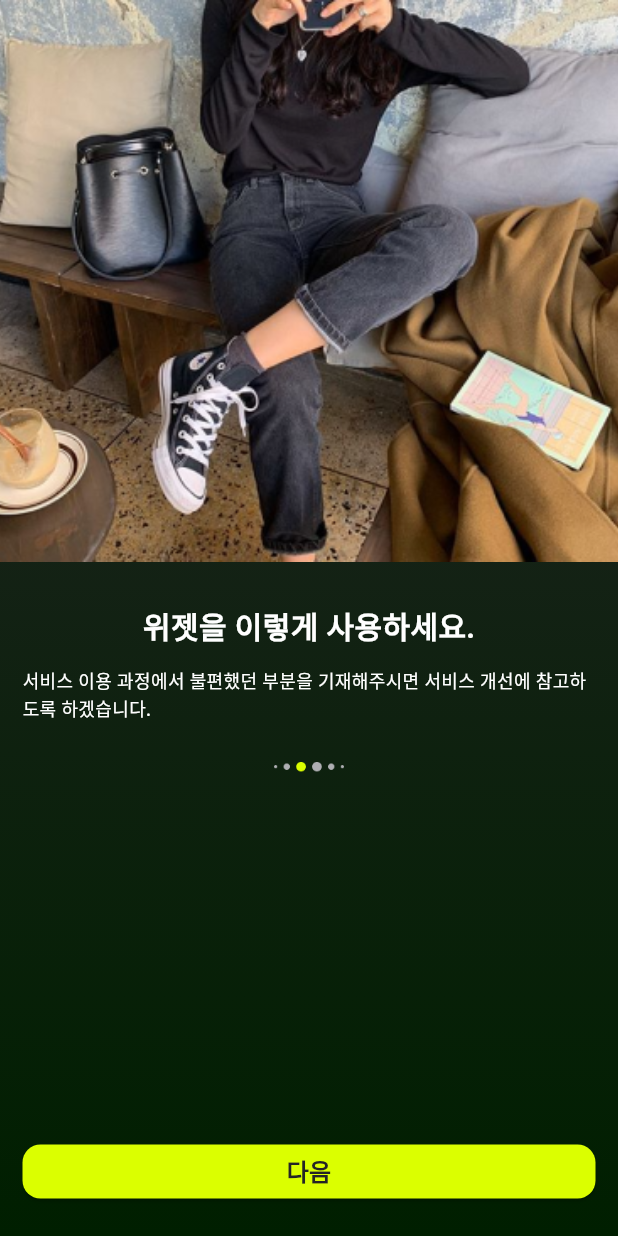
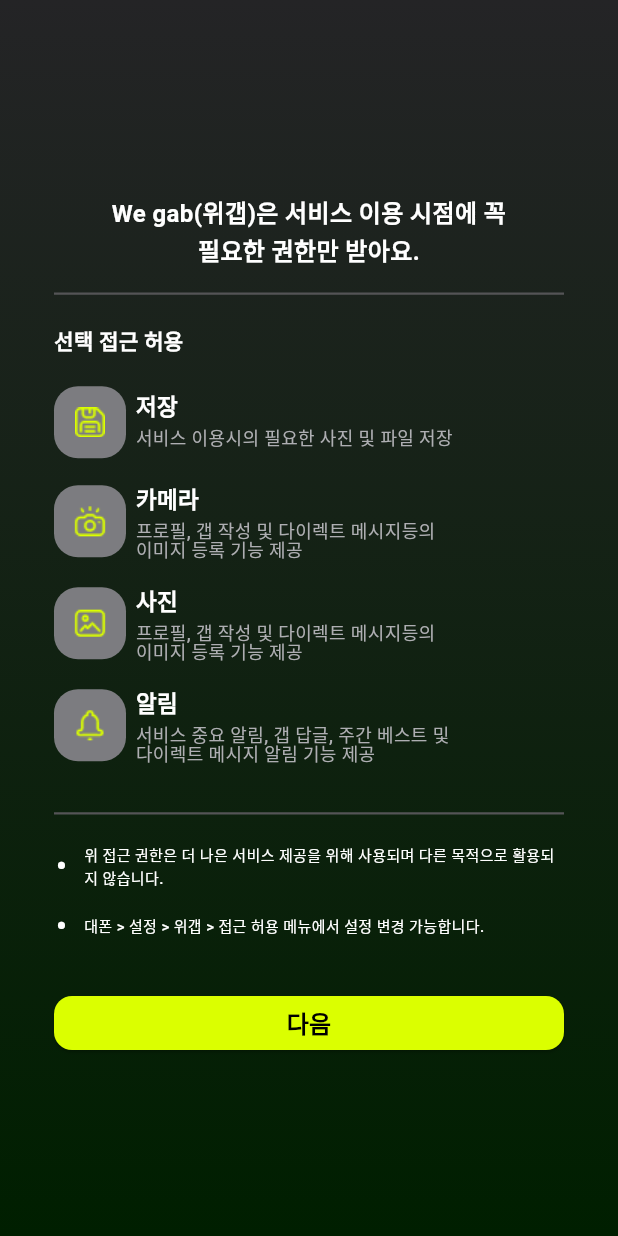
Before and after one commit to Faysel-Abdella/Flutter-App-Development, a Flutter app: the screen it shows after launch, on a phone screen of 412 x 824 dp. Run offline on Flutter 3.47's test engine with Material 3 defaults, Android fonts, the phone set to English and light mode, and no system bars.

Commit message:
Create access screen page

```diff
--- a/lib/main.dart
+++ b/lib/main.dart
@@ -1,4 +1,5 @@
 import 'package:flutter/material.dart';
+import 'package:flutter_app_gap/screens/intrance/allow_access.dart';
 import 'package:flutter_app_gap/screens/intrance/first_onboard.dart';
 import 'package:flutter_app_gap/screens/intrance/splash.dart';
 
@@ -19,7 +20,7 @@ class MyApp extends StatelessWidget {
         colorScheme: ColorScheme.fromSeed(seedColor: Colors.deepPurple),
         useMaterial3: true,
       ),
-      home: const FirstOnBoardPage(),
+      home: const AllowAccessPage(),
     );
   }
 }
--- /dev/null
+++ b/lib/screens/intrance/allow_access.dart
@@ -0,0 +1,339 @@
+import 'package:flutter/material.dart';
+import 'package:flutter_app_gap/components/button.dart';
+
+class AllowAccessPage extends StatefulWidget {
+  const AllowAccessPage({Key? key}) : super(key: key);
+
+  @override
+  State<AllowAccessPage> createState() => _AllowAccessPageState();
+}
+
+class _AllowAccessPageState extends State<AllowAccessPage> {
+  @override
+  Widget build(BuildContext context) {
+    return Scaffold(
+      backgroundColor: Colors.black,
+      body: SafeArea(
+        child: Container(
+          decoration: const BoxDecoration(
+            gradient: LinearGradient(
+              begin: Alignment.topCenter,
+              end: Alignment.bottomCenter,
+              colors: [
+                Color(0xFF242426),
+                Color(0xFF001F00),
+              ],
+            ),
+          ),
+          child: Padding(
+            padding: const EdgeInsets.symmetric(
+              horizontal: 36,
+            ),
+            child: Column(
+              children: [
+                // SizedBox(height: 20),
+                const Padding(
+                  padding: EdgeInsets.only(left: 36, right: 36, top: 129),
+                  child: Text(
+                    "We gab(위갭)은 서비스 이용 시점에 꼭 필요한 권한만 받아요.",
+                    style: TextStyle(
+                      fontSize: 16.0,
+                      fontWeight: FontWeight.w700,
+                      height: 1.5,
+                      color: Colors.white,
+                    ),
+                    textAlign: TextAlign.center,
+                  ),
+                ),
+
+                Container(
+                  margin: const EdgeInsets.only(top: 16, bottom: 20),
+                  height: 1.5,
+                  width: double.infinity,
+                  color: const Color(0xFF545456),
+                ),
+
+                Align(
+                  alignment: Alignment.centerLeft,
+                  child: Container(
+                    margin: const EdgeInsets.only(bottom: 20),
+                    child: const Text(
+                      "선택 접근 허용",
+                      style: TextStyle(
+                        fontSize: 14,
+                        fontWeight: FontWeight.w700,
+                        color: Colors.white,
+                      ),
+                      textAlign: TextAlign.left,
+                    ),
+                  ),
+                ),
+
+                Column(
+                  children: [
+                    Row(
+                      children: [
+                        Container(
+                          width: 48,
+                          height: 48,
+                          padding: const EdgeInsets.all(12),
+                          decoration: BoxDecoration(
+                            color: const Color(0xFF7C7C80),
+                            borderRadius: BorderRadius.circular(16),
+                          ),
+                          child: const Image(
+                            image: AssetImage('images/file_symbol.png'),
+                            width: 24,
+                            height: 24,
+                          ),
+                        ),
+                        Container(
+                          margin: const EdgeInsets.only(left: 6.5),
+                          child: const Column(
+                            crossAxisAlignment: CrossAxisAlignment.start,
+                            children: [
+                              Text(
+                                "저장",
+                                style: TextStyle(
+                                    color: Colors.white,
+                                    fontSize: 15,
+                                    fontWeight: FontWeight.w700,
+                                    height: 1),
+                              ),
+                              SizedBox(height: 5),
+                              Text(
+                                "서비스 이용시의 필요한 사진 및 파일 저장",
+                                style: TextStyle(
+                                    color: Color(0xFFAEAEB2),
+                                    fontSize: 12,
+                                    fontWeight: FontWeight.w500),
+                              ),
+                            ],
+                          ),
+                        ),
+                      ],
+                    ),
+                    const SizedBox(
+                      height: 16,
+                    ),
+                    Row(
+                      children: [
+                        Container(
+                          width: 48,
+                          height: 48,
+                          padding: const EdgeInsets.all(12),
+                          decoration: BoxDecoration(
+                            color: const Color(0xFF7C7C80),
+                            borderRadius: BorderRadius.circular(16),
+                          ),
+                          child: const Image(
+                            image: AssetImage('images/camera_symbol.png'),
+                            width: 24,
+                            height: 24,
+                          ),
+                        ),
+                        Container(
+                          margin: const EdgeInsets.only(left: 6.5),
+                          child: const Column(
+                            crossAxisAlignment: CrossAxisAlignment.start,
+                            children: [
+                              Text(
+                                "카메라",
+                                style: TextStyle(
+                                  color: Colors.white,
+                                  fontSize: 15,
+                                  fontWeight: FontWeight.w700,
+                                ),
+                              ),
+                              SizedBox(height: 5),
+                              Text(
+                                "프로필, 갭 작성 및 다이렉트 메시지등의\n이미지 등록 기능 제공",
+                                style: TextStyle(
+                                    color: Color(0xFFAEAEB2),
+                                    fontSize: 12,
+                                    fontWeight: FontWeight.w500,
+                                    height: 1),
+                              ),
+                            ],
+                          ),
+                        ),
+                      ],
+                    ),
+                    const SizedBox(
+                      height: 16,
+                    ),
+                    Row(
+                      children: [
+                        Container(
+                          width: 48,
+                          height: 48,
+                          padding: const EdgeInsets.all(12),
+                          decoration: BoxDecoration(
+                            color: const Color(0xFF7C7C80),
+                            borderRadius: BorderRadius.circular(16),
+                          ),
+                          child: const Image(
+                            image: AssetImage('images/image_symbol.png'),
+                            width: 24,
+                            height: 24,
+                          ),
+                        ),
+                        Container(
+                          margin: const EdgeInsets.only(left: 6.5),
+                          child: const Column(
+                            crossAxisAlignment: CrossAxisAlignment.start,
+                            children: [
+                              Text(
+                                "사진",
+                                style: TextStyle(
+                                    color: Colors.white,
+                                    fontSize: 15,
+                                    fontWeight: FontWeight.w700),
+                              ),
+                              SizedBox(height: 5),
+                              Text(
+                                "프로필, 갭 작성 및 다이렉트 메시지등의\n이미지 등록 기능 제공",
+                                style: TextStyle(
+                                    color: Color(0xFFAEAEB2),
+                                    fontSize: 12,
+                                    fontWeight: FontWeight.w500,
+                                    height: 1),
+                              ),
+                            ],
+                          ),
+                        ),
+                      ],
+                    ),
+                    const SizedBox(
+                      height: 16,
+                    ),
+                    Row(
+                      children: [
+                        Container(
+                          width: 48,
+                          height: 48,
+                          padding: const EdgeInsets.all(12),
+                          decoration: BoxDecoration(
+                            color: const Color(0xFF7C7C80),
+                            borderRadius: BorderRadius.circular(16),
+                          ),
+                          child: const Image(
+                            image: AssetImage('images/notification_symbol.png'),
+                            width: 24,
+                            height: 24,
+                          ),
+                        ),
+                        Container(
+                          margin: const EdgeInsets.only(left: 6.5),
+                          child: const Column(
+                            crossAxisAlignment: CrossAxisAlignment.start,
+                            children: [
+                              Text(
+                                "알림",
+                                style: TextStyle(
+                                    color: Colors.white,
+                                    fontSize: 15,
+                                    fontWeight: FontWeight.w700),
+                              ),
+                              SizedBox(height: 5),
+                              Text(
+                                "서비스 중요 알림, 갭 답글, 주간 베스트 및\n다이렉트 메시지 알림 기능 제공",
+                                style: TextStyle(
+                                    color: Color(0xFFAEAEB2),
+                                    fontSize: 12,
+                                    fontWeight: FontWeight.w500,
+                                    height: 1),
+                              ),
+                            ],
+                          ),
+                        ),
+                      ],
+                    ),
+                    const SizedBox(
+                      height: 16,
+                    ),
+                  ],
+                ),
+
+                Container(
+                  margin: const EdgeInsets.only(top: 16, bottom: 20),
+                  height: 1.5,
+                  width: double.infinity,
+                  color: const Color(0xFF545456),
+                ),
+                Container(
+                  child: Column(
+                    crossAxisAlignment: CrossAxisAlignment.start,
+                    children: [
+                      Stack(
+                        alignment: Alignment.topLeft,
+                        children: [
+                          Container(
+                            width: 10,
+                            alignment: Alignment.topCenter,
+                            margin: const EdgeInsets.only(right: 20),
+                            child: const Text(
+                              '\u2022', // Bullet (dot) character
+                              style: TextStyle(
+                                  fontSize: 20,
+                                  fontWeight: FontWeight.bold,
+                                  color: Colors.white),
+                            ),
+                          ),
+                          Container(
+                            margin: const EdgeInsets.only(left: 20),
+                            child: const Text(
+                              '위 접근 권한은 더 나은 서비스 제공을 위해 사용되며 다른 목적으로 활용되지 않습니다.',
+                              style: TextStyle(
+                                  fontSize: 10,
+                                  fontWeight: FontWeight.w500,
+                                  color: Colors.white),
+                            ),
+                          ),
+                        ],
+                      ),
+                      const SizedBox(height: 10), // Space between the two texts
+                      Stack(
+                        alignment: Alignment.topLeft,
+                        children: [
+                          Container(
+                            width: 10,
+                            alignment: Alignment.center,
+                            child: const Text(
+                              '\u2022', // Bullet (dot) character
+                              style: TextStyle(
+                                  fontSize: 20,
+                                  fontWeight: FontWeight.bold,
+                                  color: Colors.white),
+                            ),
+                          ),
+                          Container(
+                            margin: const EdgeInsets.only(left: 20, top: 7),
+                            child: const Text(
+                              '대폰 > 설정 > 위갭 > 접근 허용 메뉴에서 설정 변경 가능합니다.',
+                              style: TextStyle(
+                                  fontSize: 10,
+                                  fontWeight: FontWeight.w500,
+                                  color: Colors.white),
+                            ),
+                          ),
+                        ],
+                      ),
+                    ],
+                  ),
+                ),
+
+                const CustomFreeButton(
+                    margin: EdgeInsets.only(top: 32),
+                    height: 36.0,
+                    textColor: Colors.black,
+                    color: Color(0xFFDBFF00),
+                    content: "다음")
+              ],
+            ),
+          ),
+        ),
+      ),
+    );
+  }
+}
--- a/lib/screens/intrance/first_onboard.dart
+++ b/lib/screens/intrance/first_onboard.dart
@@ -7,6 +7,7 @@ class FirstOnBoardPage extends StatelessWidget {
   @override
   Widget build(BuildContext context) {
     return Scaffold(
+      backgroundColor: Colors.black,
       body: SafeArea(
         child: Container(
           decoration: const BoxDecoration(
```
